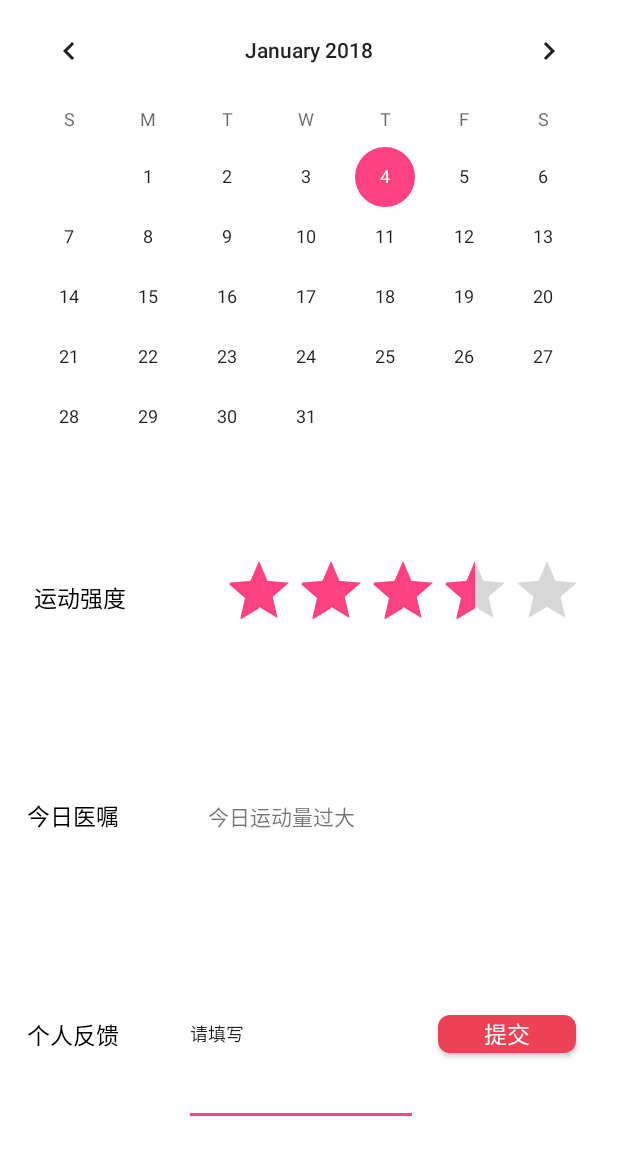
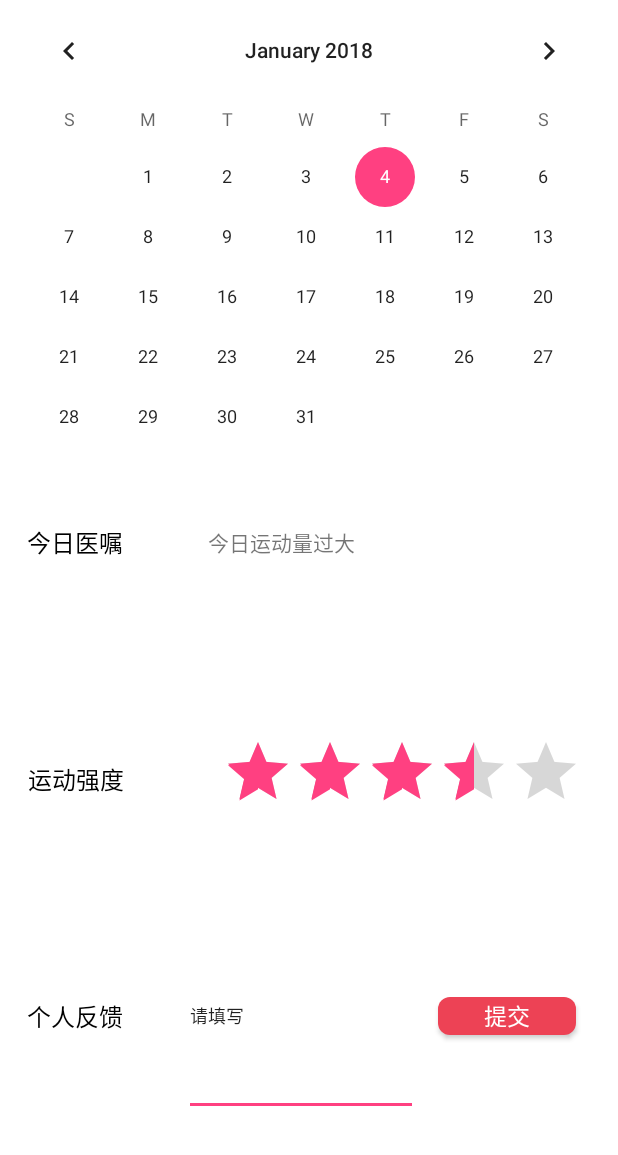
Before and after one commit to linw7/HAR-Android, an Android app: the SuggestMainActivity screen opened directly, with no data from a screen before it, on a phone screen of 412 x 824 dp. Shown: the top 1155 px of the screen. Run offline under Robolectric (Android 15) with nearby library versions, the phone set to English and light mode, and no system bars; our stand-ins replace CircleImageView.

Commit message:
首页设置

```diff
--- a/app/src/main/java/com/example/lele/protoui/LoginActivity.java
+++ b/app/src/main/java/com/example/lele/protoui/LoginActivity.java
@@ -124,7 +124,6 @@ public class LoginActivity extends AppCompatActivity {
         });
     }
 
-
     private boolean loginCheck() {
         if (TextUtils.isEmpty(editTextName.getText()) && TextUtils.isEmpty(editTextPwd.getText())) {
             // 如果用户名或密码为空，发送消息197
--- a/app/src/main/res/layout/activity_history.xml
+++ b/app/src/main/res/layout/activity_history.xml
@@ -42,7 +42,7 @@
                 android:layout_width="wrap_content"
                 android:layout_gravity="center"
                 android:layout_height="match_parent"
-                android:textSize="18sp"
+                android:textSize="16sp"
                 android:text="当日运动详情" />
 
             <FrameLayout
--- a/app/src/main/res/layout/activity_main.xml
+++ b/app/src/main/res/layout/activity_main.xml
@@ -54,7 +54,6 @@
                 </LinearLayout>
             </TabHost>
         </LinearLayout>
-
     </LinearLayout>
 
 </RelativeLayout>
--- a/app/src/main/res/layout/activity_suggest_main.xml
+++ b/app/src/main/res/layout/activity_suggest_main.xml
@@ -10,7 +10,7 @@
     <CalendarView
         android:id="@+id/calendar"
         android:layout_width="match_parent"
-        android:layout_height="wrap_content"
+        android:layout_height="295dp"
         android:layout_centerHorizontal="true" />
 
     <LinearLayout
@@ -19,6 +19,62 @@
         android:layout_centerHorizontal="true"
         android:orientation="vertical"
         android:layout_below="@+id/calendar">
+
+        <LinearLayout
+            android:layout_width="match_parent"
+            android:layout_height="0dp"
+            android:layout_centerHorizontal="true"
+            android:layout_weight="2.5"
+            android:baselineAligned="false"
+            android:orientation="horizontal">
+
+            <FrameLayout
+                android:layout_width="0dp"
+                android:layout_height="match_parent"
+                android:layout_weight="0.6"
+                tools:ignore="NestedWeights,UselessLeaf"></FrameLayout>
+
+            <TextView
+                android:layout_width="0dp"
+                android:layout_height="wrap_content"
+                android:layout_gravity="center"
+                android:layout_weight="3.5"
+                android:clickable="true"
+                android:text="今日医嘱"
+                android:textColor="@color/foreground_material_light"
+                android:textSize="16sp"
+                tools:ignore="HardcodedText,PrivateResource" />
+
+            <FrameLayout
+                android:layout_width="0dp"
+                android:layout_height="match_parent"
+                android:layout_weight="0.4"
+                tools:ignore="NestedWeights,UselessLeaf">
+            </FrameLayout>
+
+            <TextView
+                android:id="@+id/suggest"
+                android:layout_width="wrap_content"
+                android:layout_height="wrap_content"
+                android:layout_weight="5"
+                android:layout_gravity="center"
+                android:text="今日运动量过大" />
+
+            <FrameLayout
+                android:layout_width="0dp"
+                android:layout_height="match_parent"
+                android:layout_weight="0.6"
+                tools:ignore="NestedWeights,UselessLeaf"></FrameLayout>
+        </LinearLayout>
+
+        <LinearLayout
+            android:layout_width="match_parent"
+            android:layout_height="0dp"
+            android:layout_weight="0.5"
+            android:layout_centerHorizontal="true"
+            android:orientation="horizontal"
+            android:baselineAligned="false">
+        </LinearLayout>
 
         <LinearLayout
             android:layout_width="match_parent"
@@ -32,7 +88,7 @@
             <FrameLayout
                 android:layout_width="0dp"
                 android:layout_height="match_parent"
-                android:layout_weight="1"
+                android:layout_weight="0.8"
                 tools:ignore="NestedWeights,UselessLeaf">
             </FrameLayout>
 
@@ -44,7 +100,7 @@
                 android:clickable="true"
                 android:text="运动强度"
                 android:textColor="@color/foreground_material_light"
-                android:textSize="15sp"
+                android:textSize="16sp"
                 tools:ignore="HardcodedText,PrivateResource" />
 
             <FrameLayout
@@ -68,62 +124,6 @@
                 android:layout_weight="1"
                 tools:ignore="UselessLeaf">
             </FrameLayout>
-        </LinearLayout>
-
-        <LinearLayout
-            android:layout_width="match_parent"
-            android:layout_height="0dp"
-            android:layout_weight="0.5"
-            android:layout_centerHorizontal="true"
-            android:orientation="horizontal"
-            android:baselineAligned="false">
-        </LinearLayout>
-
-        <LinearLayout
-            android:layout_width="match_parent"
-            android:layout_height="0dp"
-            android:layout_centerHorizontal="true"
-            android:layout_weight="2.5"
-            android:baselineAligned="false"
-            android:orientation="horizontal">
-
-            <FrameLayout
-                android:layout_width="0dp"
-                android:layout_height="match_parent"
-                android:layout_weight="0.6"
-                tools:ignore="NestedWeights,UselessLeaf"></FrameLayout>
-
-            <TextView
-                android:layout_width="0dp"
-                android:layout_height="wrap_content"
-                android:layout_gravity="center"
-                android:layout_weight="3.5"
-                android:clickable="true"
-                android:text="今日医嘱"
-                android:textColor="@color/foreground_material_light"
-                android:textSize="15sp"
-                tools:ignore="HardcodedText,PrivateResource" />
-
-            <FrameLayout
-                android:layout_width="0dp"
-                android:layout_height="match_parent"
-                android:layout_weight="0.4"
-                tools:ignore="NestedWeights,UselessLeaf">
-            </FrameLayout>
-
-            <TextView
-                android:id="@+id/suggest"
-                android:layout_width="wrap_content"
-                android:layout_height="wrap_content"
-                android:layout_weight="5"
-                android:layout_gravity="center"
-                android:text="今日运动量过大" />
-
-            <FrameLayout
-                android:layout_width="0dp"
-                android:layout_height="match_parent"
-                android:layout_weight="0.6"
-                tools:ignore="NestedWeights,UselessLeaf"></FrameLayout>
         </LinearLayout>
 
         <LinearLayout
@@ -158,7 +158,7 @@
                 android:clickable="true"
                 android:text="个人反馈"
                 android:textColor="@color/foreground_material_light"
-                android:textSize="15sp"
+                android:textSize="16sp"
                 tools:ignore="HardcodedText,PrivateResource" />
 
             <FrameLayout
--- a/app/src/main/res/values/strings.xml
+++ b/app/src/main/res/values/strings.xml
@@ -7,6 +7,8 @@
     <string name="AlertDialog_title">帮助</string>
     <string name="Alert_activity">请确认待监控行为</string>
     <string name="Alert_time">请确认监控时长</string>
+    <string name="Alert_submit">反馈建议</string>
+
     <!-- 登陆页面 -->
     <string name="login_msg_dialog_title">登陆中...</string>
     <string name="login_msg_dialog_content">请稍等</string>
```
Also changed, not shown: app/src/main/java/com/example/lele/protoui/SuggestActivity.java (+12 -4 lines), app/src/main/java/com/example/lele/protoui/SuggestMainActivity.java (+11 -4 lines), app/src/main/res/layout/activity_suggest.xml (+59 -59 lines).
